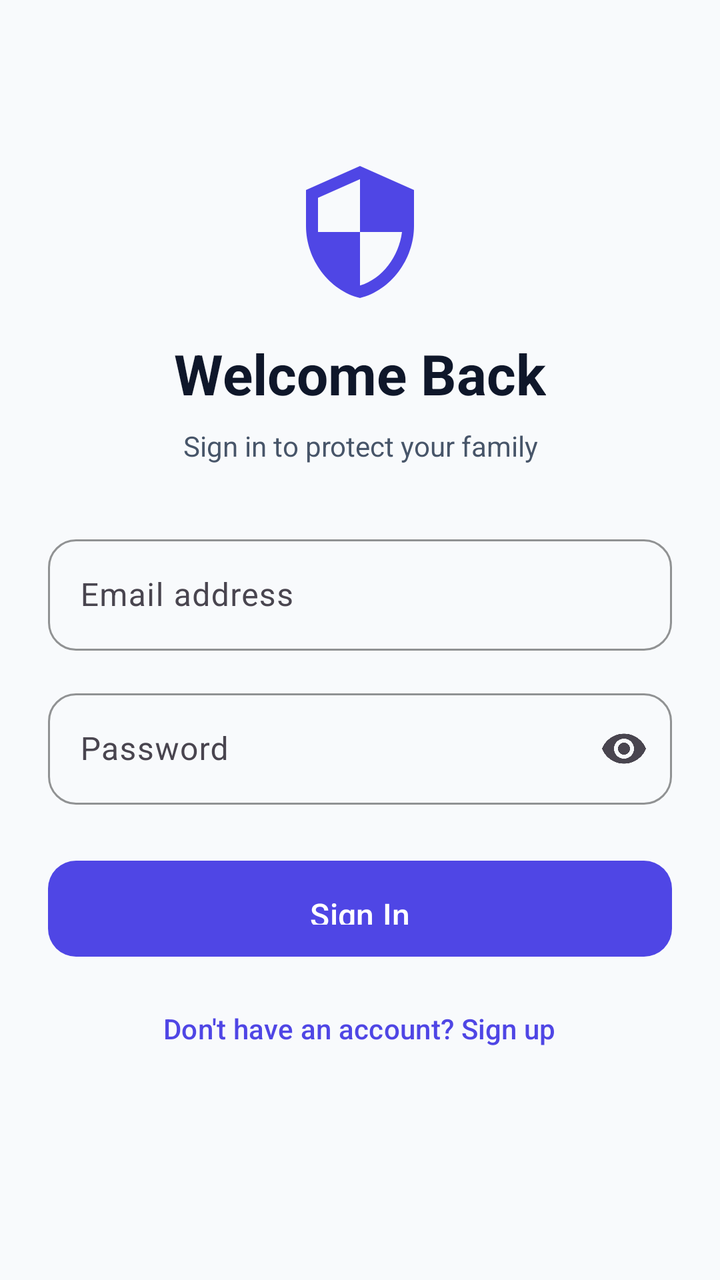
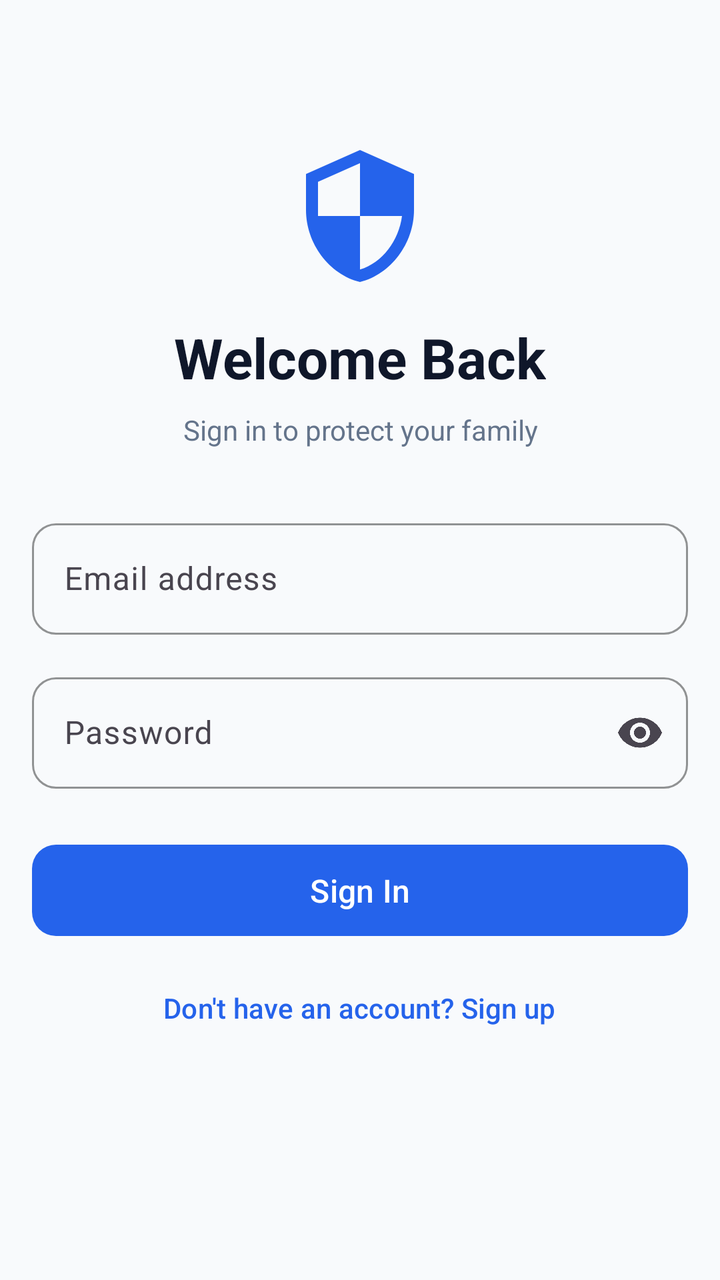

Screens rendered from an Android XML layout before and after an edit, with the pre-edit source and the edit as a unified diff.
<!-- AndroidManifest.xml: activity theme Theme.SafeGuardParent -->
<!-- res/layout/activity_auth.xml -->
<?xml version="1.0" encoding="utf-8"?>
<ScrollView xmlns:android="http://schemas.android.com/apk/res/android"
    xmlns:app="http://schemas.android.com/apk/res-auto"
    android:layout_width="match_parent"
    android:layout_height="match_parent"
    android:background="?android:colorBackground"
    android:fillViewport="true">

    <LinearLayout
        android:layout_width="match_parent"
        android:layout_height="wrap_content"
        android:orientation="vertical"
        android:padding="24dp"
        android:gravity="center_horizontal">

        
        <ImageView
            android:layout_width="72dp"
            android:layout_height="72dp"
            android:layout_marginTop="56dp"
            android:src="@drawable/ic_shield"
            app:tint="@color/primary"
            android:contentDescription="SafeGuard logo" />

        <TextView
            android:id="@+id/tvTitle"
            android:layout_width="wrap_content"
            android:layout_height="wrap_content"
            android:text="@string/login_title"
            android:textSize="28sp"
            android:textStyle="bold"
            android:textColor="@color/text_primary"
            android:layout_marginTop="16dp" />

        <TextView
            android:id="@+id/tvSubtitle"
            android:layout_width="wrap_content"
            android:layout_height="wrap_content"
            android:text="@string/login_subtitle"
            android:textSize="14sp"
            android:textColor="@color/text_secondary"
            android:gravity="center"
            android:layout_marginTop="8dp"
            android:layout_marginBottom="32dp" />

        
        <TextView
            android:id="@+id/tvError"
            android:layout_width="match_parent"
            android:layout_height="wrap_content"
            android:textColor="@color/danger"
            android:textSize="13sp"
            android:padding="12dp"
            android:background="@color/danger_bg"
            android:visibility="gone"
            android:layout_marginBottom="16dp" />

        
        <com.google.android.material.textfield.TextInputLayout
            android:id="@+id/tilName"
            android:layout_width="match_parent"
            android:layout_height="wrap_content"
            android:layout_marginBottom="16dp"
            android:visibility="gone"
            style="@style/Widget.Parent.TextInput">

            <com.google.android.material.textfield.TextInputEditText
                android:id="@+id/etName"
                android:layout_width="match_parent"
                android:layout_height="wrap_content"
                android:hint="@string/name_hint"
                android:inputType="textPersonName" />
        </com.google.android.material.textfield.TextInputLayout>

        
        <com.google.android.material.textfield.TextInputLayout
            android:layout_width="match_parent"
            android:layout_height="wrap_content"
            android:layout_marginBottom="16dp"
            style="@style/Widget.Parent.TextInput">

            <com.google.android.material.textfield.TextInputEditText
                android:id="@+id/etEmail"
                android:layout_width="match_parent"
                android:layout_height="wrap_content"
                android:hint="@string/email_hint"
                android:inputType="textEmailAddress" />
        </com.google.android.material.textfield.TextInputLayout>

        
        <com.google.android.material.textfield.TextInputLayout
            android:layout_width="match_parent"
            android:layout_height="wrap_content"
            android:layout_marginBottom="24dp"
            style="@style/Widget.Parent.TextInput"
            app:endIconMode="password_toggle">

            <com.google.android.material.textfield.TextInputEditText
                android:id="@+id/etPassword"
                android:layout_width="match_parent"
                android:layout_height="wrap_content"
                android:hint="@string/password_hint"
                android:inputType="textPassword" />
        </com.google.android.material.textfield.TextInputLayout>

        
        <com.google.android.material.button.MaterialButton
            android:id="@+id/btnSubmit"
            android:layout_width="match_parent"
            android:layout_height="56dp"
            android:text="@string/sign_in"
            style="@style/Widget.Parent.Button" />

        <ProgressBar
            android:id="@+id/progressBar"
            android:layout_width="wrap_content"
            android:layout_height="wrap_content"
            android:layout_marginTop="16dp"
            android:visibility="gone"
            android:indeterminateTint="@color/primary" />

        
        <com.google.android.material.button.MaterialButton
            android:id="@+id/btnSwitchMode"
            android:layout_width="wrap_content"
            android:layout_height="wrap_content"
            android:text="@string/no_account"
            android:layout_marginTop="8dp"
            style="@style/Widget.Material3.Button.TextButton" />
    </LinearLayout>
</ScrollView>
<!-- resources referenced by this layout -->
<resources>
  <color name="danger">#DC2626</color>
  <color name="danger_bg">#FEF2F2</color>
  <color name="primary">#4F46E5</color>
  <color name="text_primary">#0F172A</color>
  <color name="text_secondary">#475569</color>
  <!-- drawable ic_shield (drawable) -->
  <?xml version="1.0" encoding="utf-8"?>
  <vector xmlns:android="http://schemas.android.com/apk/res/android"
      android:width="24dp"
      android:height="24dp"
      android:viewportWidth="24"
      android:viewportHeight="24">
      <path
          android:fillColor="#6366F1"
          android:pathData="M12,1L3,5v6c0,5.55 3.84,10.74 9,12 5.16,-1.26 9,-6.45 9,-12V5L12,1zM12,11.99h7c-0.53,4.12 -3.28,7.79 -7,8.94V12H5V6.3l7,-3.11v8.8z"/>
  </vector>
  <string name="email_hint">Email address</string>
  <string name="login_subtitle">Sign in to protect your family</string>
  <string name="login_title">Welcome Back</string>
  <string name="name_hint">Your full name</string>
  <string name="no_account">Don\'t have an account? Sign up</string>
  <string name="password_hint">Password</string>
  <string name="sign_in">Sign In</string>
  <style name="Widget.Parent.Button" parent="Widget.Material3.Button">
          <item name="cornerRadius">14dp</item>
          <item name="android:paddingTop">16dp</item>
          <item name="android:paddingBottom">16dp</item>
          <item name="android:textSize">16sp</item>
          <item name="android:fontFamily">sans-serif-medium</item>
          <item name="backgroundTint">@color/primary</item>
      </style>
  <style name="Widget.Parent.TextInput" parent="Widget.Material3.TextInputLayout.OutlinedBox">
          <item name="boxCornerRadiusTopStart">14dp</item>
          <item name="boxCornerRadiusTopEnd">14dp</item>
          <item name="boxCornerRadiusBottomStart">14dp</item>
          <item name="boxCornerRadiusBottomEnd">14dp</item>
          <item name="boxStrokeColor">@color/primary</item>
          <item name="hintTextColor">@color/primary</item>
      </style>
  <style name="Theme.SafeGuardParent" parent="Theme.Material3.Light.NoActionBar">
          <item name="colorPrimary">@color/primary</item>
          <item name="colorPrimaryVariant">@color/primary_dark</item>
          <item name="colorSecondary">@color/secondary</item>
          <item name="colorOnPrimary">@color/white</item>
          <item name="colorOnSecondary">@color/white</item>
          <item name="android:colorBackground">@color/background</item>
          <item name="colorSurface">@color/surface</item>
          <item name="colorOnSurface">@color/text_primary</item>
          <item name="android:statusBarColor">@color/white</item>
          <item name="android:navigationBarColor">@color/white</item>
          <item name="android:windowLightStatusBar">true</item>
          <item name="android:windowBackground">@color/background</item>
      </style>
  <color name="primary_dark">#4338CA</color>
  <color name="secondary">#7C3AED</color>
  <color name="white">#FFFFFF</color>
  <color name="background">#F8FAFC</color>
  <color name="surface">#FFFFFF</color>
</resources>

<!-- the commit's change to res/layout/activity_auth.xml (unified diff, before → after) -->
@@ -10,7 +10,7 @@
         android:layout_width="match_parent"
         android:layout_height="wrap_content"
         android:orientation="vertical"
-        android:padding="24dp"
+        android:padding="16dp"
         android:gravity="center_horizontal">
 
         
@@ -107,7 +107,8 @@
         <com.google.android.material.button.MaterialButton
             android:id="@+id/btnSubmit"
             android:layout_width="match_parent"
-            android:layout_height="56dp"
+            android:layout_height="wrap_content"
+            android:minHeight="48dp"
             android:text="@string/sign_in"
             style="@style/Widget.Parent.Button" />
 
<!-- resource entries referenced after the edit -->
@@ -2,9 +2,9 @@
 <resources>
   <color name="danger">#DC2626</color>
   <color name="danger_bg">#FEF2F2</color>
-  <color name="primary">#4F46E5</color>
+  <color name="primary">#2563EB</color>
   <color name="text_primary">#0F172A</color>
-  <color name="text_secondary">#475569</color>
+  <color name="text_secondary">#64748B</color>
   <!-- drawable ic_shield (drawable) -->
   <?xml version="1.0" encoding="utf-8"?>
   <vector xmlns:android="http://schemas.android.com/apk/res/android"
@@ -24,18 +24,19 @@
   <string name="password_hint">Password</string>
   <string name="sign_in">Sign In</string>
   <style name="Widget.Parent.Button" parent="Widget.Material3.Button">
-          <item name="cornerRadius">14dp</item>
-          <item name="android:paddingTop">16dp</item>
-          <item name="android:paddingBottom">16dp</item>
+          <item name="cornerRadius">12dp</item>
+          <item name="android:minHeight">48dp</item>
+          <item name="android:paddingTop">12dp</item>
+          <item name="android:paddingBottom">12dp</item>
           <item name="android:textSize">16sp</item>
           <item name="android:fontFamily">sans-serif-medium</item>
           <item name="backgroundTint">@color/primary</item>
       </style>
   <style name="Widget.Parent.TextInput" parent="Widget.Material3.TextInputLayout.OutlinedBox">
-          <item name="boxCornerRadiusTopStart">14dp</item>
-          <item name="boxCornerRadiusTopEnd">14dp</item>
-          <item name="boxCornerRadiusBottomStart">14dp</item>
-          <item name="boxCornerRadiusBottomEnd">14dp</item>
+          <item name="boxCornerRadiusTopStart">12dp</item>
+          <item name="boxCornerRadiusTopEnd">12dp</item>
+          <item name="boxCornerRadiusBottomStart">12dp</item>
+          <item name="boxCornerRadiusBottomEnd">12dp</item>
           <item name="boxStrokeColor">@color/primary</item>
           <item name="hintTextColor">@color/primary</item>
       </style>
@@ -53,8 +54,8 @@
           <item name="android:windowLightStatusBar">true</item>
           <item name="android:windowBackground">@color/background</item>
       </style>
-  <color name="primary_dark">#4338CA</color>
-  <color name="secondary">#7C3AED</color>
+  <color name="primary_dark">#1D4ED8</color>
+  <color name="secondary">#3B82F6</color>
   <color name="white">#FFFFFF</color>
   <color name="background">#F8FAFC</color>
   <color name="surface">#FFFFFF</color>
